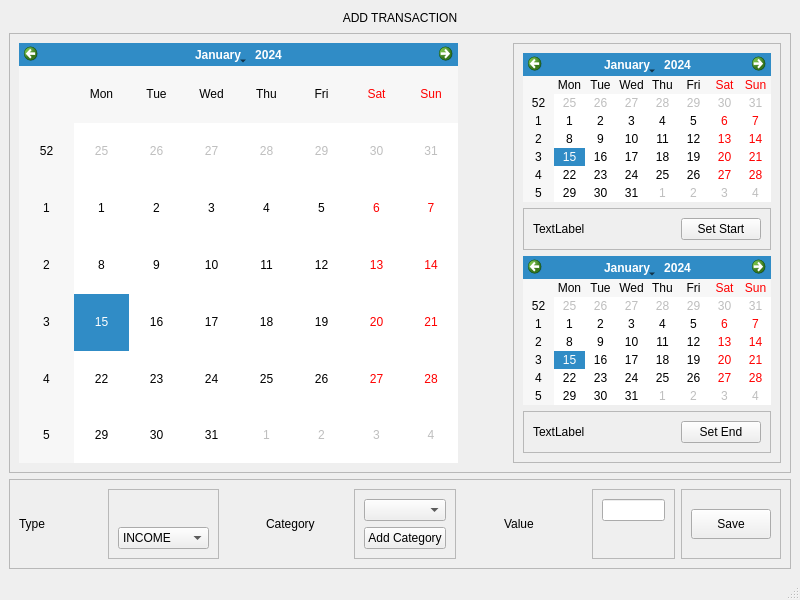
naryama8/gui_app_kelompok3, file ui_files/inputtransaction.ui: the form before one commit.
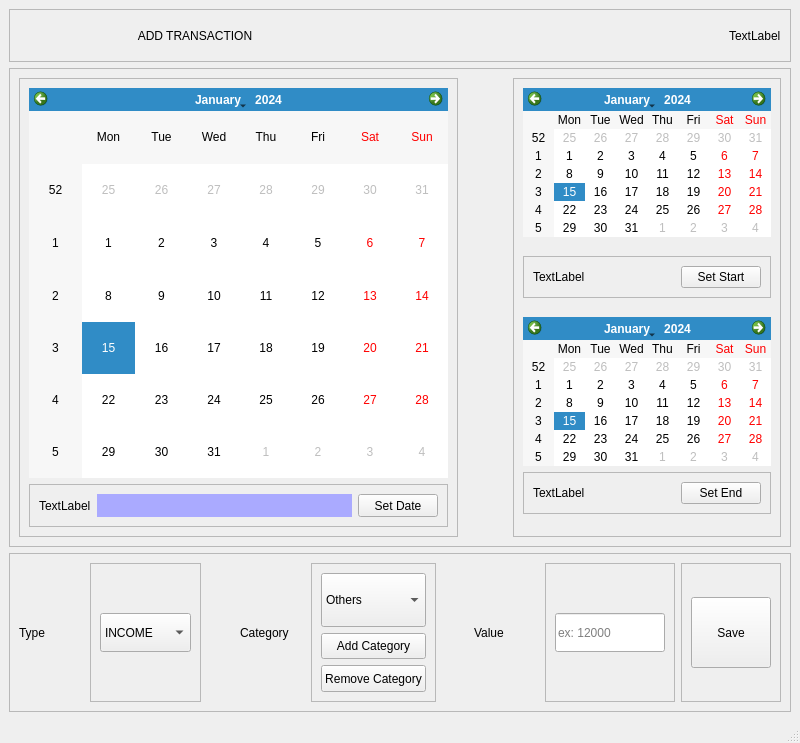
The form after the commit.

What changed in the file:
```diff
--- a/ui_files/inputtransaction.ui
+++ b/ui_files/inputtransaction.ui
@@ -7,7 +7,7 @@
     <x>0</x>
     <y>0</y>
     <width>800</width>
-    <height>600</height>
+    <height>743</height>
    </rect>
   </property>
   <property name="windowTitle">
@@ -16,19 +16,57 @@
   <widget class="QWidget" name="centralwidget">
    <layout class="QVBoxLayout" name="verticalLayout_6" stretch="1,9,3">
     <item>
-     <widget class="QLabel" name="label">
+     <widget class="QFrame" name="frame_10">
       <property name="sizePolicy">
        <sizepolicy hsizetype="Expanding" vsizetype="Expanding">
         <horstretch>0</horstretch>
         <verstretch>0</verstretch>
        </sizepolicy>
       </property>
-      <property name="text">
-       <string>ADD TRANSACTION</string>
+      <property name="frameShape">
+       <enum>QFrame::StyledPanel</enum>
       </property>
-      <property name="alignment">
-       <set>Qt::AlignCenter</set>
+      <property name="frameShadow">
+       <enum>QFrame::Raised</enum>
       </property>
+      <layout class="QHBoxLayout" name="horizontalLayout_5">
+       <item>
+        <widget class="QLabel" name="label">
+         <property name="sizePolicy">
+          <sizepolicy hsizetype="Expanding" vsizetype="Expanding">
+           <horstretch>0</horstretch>
+           <verstretch>0</verstretch>
+          </sizepolicy>
+         </property>
+         <property name="text">
+          <string>ADD TRANSACTION</string>
+         </property>
+         <property name="alignment">
+          <set>Qt::AlignCenter</set>
+         </property>
+        </widget>
+       </item>
+       <item>
+        <spacer name="horizontalSpacer_6">
+         <property name="orientation">
+          <enum>Qt::Horizontal</enum>
+         </property>
+         <property name="sizeHint" stdset="0">
+          <size>
+           <width>40</width>
+           <height>20</height>
+          </size>
+         </property>
+        </spacer>
+       </item>
+       <item>
+        <widget class="QLabel" name="otwusername">
+         <property name="text">
+          <string>TextLabel</string>
+         </property>
+        </widget>
+       </item>
+      </layout>
      </widget>
     </item>
     <item>
@@ -45,15 +83,81 @@
       <property name="frameShadow">
        <enum>QFrame::Raised</enum>
       </property>
-      <layout class="QHBoxLayout" name="horizontalLayout_2" stretch="9,1,3">
+      <layout class="QHBoxLayout" name="horizontalLayout_6" stretch="9,1,3">
        <item>
-        <widget class="QCalendarWidget" name="calendarWidget">
-         <property name="sizePolicy">
-          <sizepolicy hsizetype="Expanding" vsizetype="Expanding">
-           <horstretch>0</horstretch>
-           <verstretch>0</verstretch>
-          </sizepolicy>
+        <widget class="QFrame" name="frame_12">
+         <property name="frameShape">
+          <enum>QFrame::StyledPanel</enum>
          </property>
+         <property name="frameShadow">
+          <enum>QFrame::Raised</enum>
+         </property>
+         <layout class="QVBoxLayout" name="verticalLayout_7" stretch="9,1">
+          <item>
+           <widget class="QCalendarWidget" name="calendarWidget">
+            <property name="sizePolicy">
+             <sizepolicy hsizetype="Expanding" vsizetype="Expanding">
+              <horstretch>0</horstretch>
+              <verstretch>0</verstretch>
+             </sizepolicy>
+            </property>
+           </widget>
+          </item>
+          <item>
+           <widget class="QFrame" name="frame_11">
+            <property name="frameShape">
+             <enum>QFrame::StyledPanel</enum>
+            </property>
+            <property name="frameShadow">
+             <enum>QFrame::Raised</enum>
+            </property>
+            <layout class="QHBoxLayout" name="horizontalLayout_2" stretch="1,7,1">
+             <item>
+              <widget class="QLabel" name="label_7">
+               <property name="sizePolicy">
+                <sizepolicy hsizetype="Expanding" vsizetype="Expanding">
+                 <horstretch>0</horstretch>
+                 <verstretch>0</verstretch>
+                </sizepolicy>
+               </property>
+               <property name="text">
+                <string>TextLabel</string>
+               </property>
+              </widget>
+             </item>
+             <item>
+              <widget class="QLabel" name="tanggal">
+               <property name="sizePolicy">
+                <sizepolicy hsizetype="Expanding" vsizetype="Expanding">
+                 <horstretch>0</horstretch>
+                 <verstretch>0</verstretch>
+                </sizepolicy>
+               </property>
+               <property name="styleSheet">
+                <string notr="true">background-color: rgb(170, 170, 255);</string>
+               </property>
+               <property name="text">
+                <string/>
+               </property>
+              </widget>
+             </item>
+             <item>
+              <widget class="QPushButton" name="setter">
+               <property name="sizePolicy">
+                <sizepolicy hsizetype="Expanding" vsizetype="Expanding">
+                 <horstretch>0</horstretch>
+                 <verstretch>0</verstretch>
+                </sizepolicy>
+               </property>
+               <property name="text">
+                <string>Set Date</string>
+               </property>
+              </widget>
+             </item>
+            </layout>
+           </widget>
+          </item>
+         </layout>
         </widget>
        </item>
        <item>
@@ -117,26 +221,23 @@
             </property>
             <layout class="QHBoxLayout" name="horizontalLayout_3" stretch="3,3,1,2">
              <item>
-              <widget class="QLabel" name="label_5">
-               <property name="sizePolicy">
-                <sizepolicy hsizetype="Expanding" vsizetype="Expanding">
-                 <horstretch>0</horstretch>
-                 <verstretch>0</verstretch>
-                </sizepolicy>
-               </property>
+              <widget class="QLabel" name="label_8">
                <property name="text">
                 <string>TextLabel</string>
                </property>
               </widget>
              </item>
              <item>
-              <widget class="QWidget" name="widget" native="true">
+              <widget class="QLabel" name="startd">
                <property name="sizePolicy">
                 <sizepolicy hsizetype="Expanding" vsizetype="Expanding">
                  <horstretch>0</horstretch>
                  <verstretch>0</verstretch>
                 </sizepolicy>
                </property>
+               <property name="text">
+                <string/>
+               </property>
               </widget>
              </item>
              <item>
@@ -214,13 +315,16 @@
               </widget>
              </item>
              <item>
-              <widget class="QWidget" name="widget_2" native="true">
+              <widget class="QLabel" name="endd">
                <property name="sizePolicy">
                 <sizepolicy hsizetype="Expanding" vsizetype="Expanding">
                  <horstretch>0</horstretch>
                  <verstretch>0</verstretch>
                 </sizepolicy>
                </property>
+               <property name="text">
+                <string/>
+               </property>
               </widget>
              </item>
              <item>
@@ -285,7 +389,7 @@
       <property name="frameShadow">
        <enum>QFrame::Raised</enum>
       </property>
-      <layout class="QHBoxLayout" name="horizontalLayout" stretch="2,2,1,2,2,1,2,2,2">
+      <layout class="QHBoxLayout" name="horizontalLayout" stretch="2,2,1,2,2,1,2,4,2">
        <item>
         <widget class="QLabel" name="label_2">
          <property name="sizePolicy">
@@ -355,7 +459,7 @@
             <property name="sizeHint" stdset="0">
              <size>
               <width>20</width>
-              <height>7</height>
+              <height>22</height>
              </size>
             </property>
            </spacer>
@@ -403,7 +507,7 @@
          <property name="frameShadow">
           <enum>QFrame::Raised</enum>
          </property>
-         <layout class="QVBoxLayout" name="verticalLayout">
+         <layout class="QVBoxLayout" name="verticalLayout" stretch="2,1,1">
           <item>
            <widget class="QComboBox" name="kategori">
             <property name="sizePolicy">
@@ -412,6 +516,11 @@
               <verstretch>0</verstretch>
              </sizepolicy>
             </property>
+            <item>
+             <property name="text">
+              <string>Others</string>
+             </property>
+            </item>
            </widget>
           </item>
           <item>
@@ -427,6 +536,19 @@
             </property>
            </widget>
           </item>
+          <item>
+           <widget class="QPushButton" name="removecategorybtn">
+            <property name="sizePolicy">
+             <sizepolicy hsizetype="Expanding" vsizetype="Expanding">
+              <horstretch>0</horstretch>
+              <verstretch>0</verstretch>
+             </sizepolicy>
+            </property>
+            <property name="text">
+             <string>Remove Category</string>
+            </property>
+           </widget>
+          </item>
          </layout>
         </widget>
        </item>
@@ -479,7 +601,7 @@
             <property name="sizeHint" stdset="0">
              <size>
               <width>20</width>
-              <height>7</height>
+              <height>22</height>
              </size>
             </property>
            </spacer>
@@ -492,6 +614,12 @@
               <verstretch>0</verstretch>
              </sizepolicy>
             </property>
+            <property name="text">
+             <string/>
+            </property>
+            <property name="placeholderText">
+             <string>ex: 12000</string>
+            </property>
            </widget>
           </item>
           <item>
```
Left out of the diff: 12 changed lines with no effect on the pictures.
